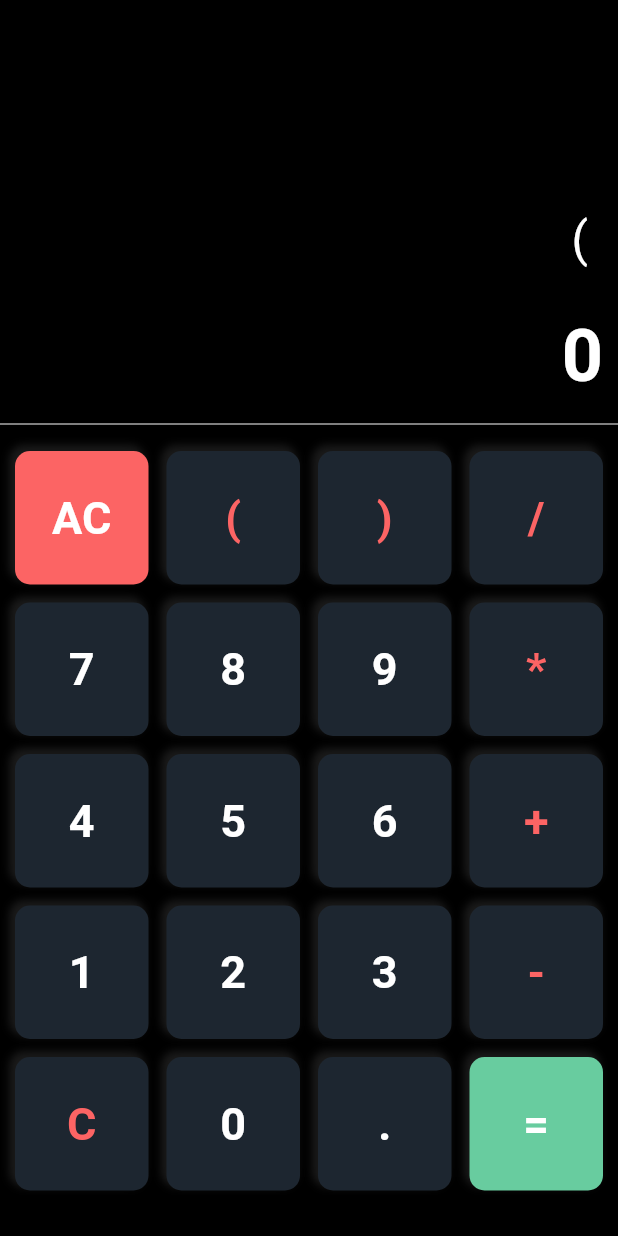
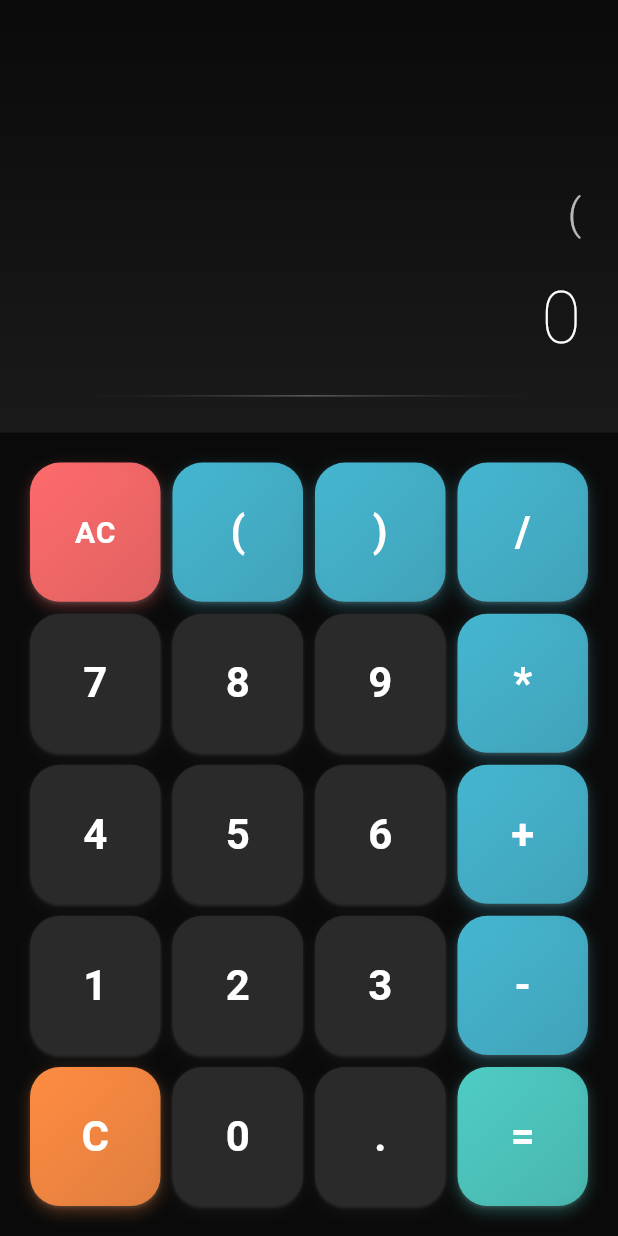
Before and after one commit to paapacobbold/EasyCalc_calculator_app-fluttter, a Flutter app: the screen it shows after launch, after a tap on an icon or button, on a phone screen of 412 x 824 dp. Run offline on Flutter 3.47's test engine with Material 2 defaults, Android fonts, the phone set to English and light mode, and no system bars; our stand-ins replace math_expressions.

Commit message:
Redesign calculator UI and improve button handling
Refactored the calculator to use a grid-based button layout, enhanced the UI with gradients and animations, and improved input handling logic. Added live calculation preview, better result formatting, and haptic feedback on button presses. Code now uses private state variables, separates display and button grid widgets, and introduces button type enums for cleaner styling and logic.

Co-Authored-By: paapacobbold <124475023+paapacobbold@users.noreply.github.com>

```diff
--- a/lib/calculator.dart
+++ b/lib/calculator.dart
@@ -1,4 +1,5 @@
 import 'package:flutter/material.dart';
+import 'package:flutter/services.dart';
 import 'package:math_expressions/math_expressions.dart';
 
 class Calculator extends StatefulWidget {
@@ -8,82 +9,130 @@ class Calculator extends StatefulWidget {
   State<Calculator> createState() => _CalculatorState();
 }
 
-class _CalculatorState extends State<Calculator> {
-  String userInput = "";
-  String result = "0";
-  List<String> buttonList = [
-    'AC',
-    '(',
-    ')',
-    '/',
-    '7',
-    '8',
-    '9',
-    '*',
-    '4',
-    '5',
-    '6',
-    '+',
-    '1',
-    '2',
-    '3',
-    '-',
-    'C',
-    '0',
-    '.',
-    '='
+class _CalculatorState extends State<Calculator> with TickerProviderStateMixin {
+  String _userInput = "";
+  String _result = "0";
+  bool _showResult = false;
+  late AnimationController _animationController;
+  late Animation<double> _fadeAnimation;
+
+  final List<List<String>> _buttonGrid = [
+    ['AC', '(', ')', '/'],
+    ['7', '8', '9', '*'],
+    ['4', '5', '6', '+'],
+    ['1', '2', '3', '-'],
+    ['C', '0', '.', '=']
   ];
+
+  @override
+  void initState() {
+    super.initState();
+    _animationController = AnimationController(
+      duration: const Duration(milliseconds: 300),
+      vsync: this,
+    );
+    _fadeAnimation = Tween<double>(
+      begin: 0.0,
+      end: 1.0,
+    ).animate(CurvedAnimation(
+      parent: _animationController,
+      curve: Curves.easeInOut,
+    ));
+  }
+
+  @override
+  void dispose() {
+    _animationController.dispose();
+    super.dispose();
+  }
+
   @override
   Widget build(BuildContext context) {
     return Scaffold(
-      backgroundColor: Colors.black,
-      body: Column(
+      backgroundColor: const Color(0xFF0A0A0A),
+      body: SafeArea(
+        child: Column(
           children: [
-          SizedBox(
-            height: MediaQuery.of(context).size.height / 3,
+            _buildDisplay(),
+            _buildButtonGrid(),
+          ],
+        ),
+      ),
+    );
+  }
+
+  Widget _buildDisplay() {
+    return Container(
+      height: MediaQuery.of(context).size.height * 0.35,
+      padding: const EdgeInsets.all(24),
+      decoration: const BoxDecoration(
+        gradient: LinearGradient(
+          begin: Alignment.topCenter,
+          end: Alignment.bottomCenter,
+          colors: [
+            Color(0xFF0A0A0A),
+            Color(0xFF1A1A1A),
+          ],
+        ),
+      ),
       child: Column(
         mainAxisAlignment: MainAxisAlignment.end,
+        crossAxisAlignment: CrossAxisAlignment.end,
         children: [
+          // Input expression
           Container(
-                  padding: const EdgeInsets.all(20),
-                  alignment: Alignment.centerRight,
+            width: double.infinity,
+            padding: const EdgeInsets.symmetric(vertical: 8),
+            child: SingleChildScrollView(
+              scrollDirection: Axis.horizontal,
+              reverse: true,
               child: Text(
-                    userInput,
-                    style: const TextStyle(
-                      fontSize: 32,
-                      color: Colors.white,
+                _userInput.isEmpty ? "0" : _userInput,
+                style: TextStyle(
+                  fontSize: 28,
+                  color: Colors.white.withOpacity(0.7),
+                  fontWeight: FontWeight.w300,
+                  letterSpacing: 1.2,
+                ),
+                textAlign: TextAlign.right,
               ),
             ),
           ),
+          const SizedBox(height: 8),
+          // Result
           Container(
-                  padding: const EdgeInsets.all(10),
-                  alignment: Alignment.centerRight,
+            width: double.infinity,
+            padding: const EdgeInsets.symmetric(vertical: 8),
+            child: SingleChildScrollView(
+              scrollDirection: Axis.horizontal,
+              reverse: true,
+              child: AnimatedSwitcher(
+                duration: const Duration(milliseconds: 300),
                 child: Text(
-                    result,
+                  _result,
+                  key: ValueKey(_result),
                   style: const TextStyle(
                     fontSize: 48,
                     color: Colors.white,
-                        fontWeight: FontWeight.bold),
+                    fontWeight: FontWeight.w200,
+                    letterSpacing: 1.5,
+                  ),
+                  textAlign: TextAlign.right,
                 ),
               ),
+            ),
+          ),
+          const SizedBox(height: 16),
+          Container(
+            height: 1,
+            decoration: BoxDecoration(
+              gradient: LinearGradient(
+                colors: [
+                  Colors.transparent,
+                  Colors.white.withOpacity(0.3),
+                  Colors.transparent,
                 ],
               ),
-          ),
-          const Divider(
-            color: Colors.white,
-          ),
-          Expanded(
-            child: Container(
-              padding: const EdgeInsets.all(10),
-              child: GridView.builder(
-                  itemCount: buttonList.length,
-                  gridDelegate: const SliverGridDelegateWithFixedCrossAxisCount(
-                      crossAxisCount: 4,
-                      crossAxisSpacing: 12,
-                      mainAxisSpacing: 12),
-                  itemBuilder: (BuildContext context, int index) {
-                    return customButton(buttonList[index]);
-                  }),
             ),
           ),
         ],
@@ -91,24 +140,61 @@ class _CalculatorState extends State<Calculator> {
     );
   }
 
-  Widget customButton(String text) {
-    return InkWell(
-      splashColor: Colors.black,
-      onTap: () {
-        setState(() {
-          handleButtons(text);
-        });
-      },
-      child: Ink(
+  Widget _buildButtonGrid() {
+    return Expanded(
+      child: Container(
+        padding: const EdgeInsets.all(16),
+        child: Column(
+          children: _buttonGrid.map((row) {
+            return Expanded(
+              child: Row(
+                children: row.map((buttonText) {
+                  return Expanded(
+                    child: Container(
+                      margin: const EdgeInsets.all(4),
+                      child: _buildButton(buttonText),
+                    ),
+                  );
+                }).toList(),
+              ),
+            );
+          }).toList(),
+        ),
+      ),
+    );
+  }
+
+  Widget _buildButton(String text) {
+    final buttonType = _getButtonType(text);
+
+    return Material(
+      color: Colors.transparent,
+      child: InkWell(
+        onTap: () => _handleButtonPress(text),
+        borderRadius: BorderRadius.circular(20),
+        splashColor: _getButtonColor(buttonType).withOpacity(0.3),
+        highlightColor: _getButtonColor(buttonType).withOpacity(0.1),
+        child: Container(
           decoration: BoxDecoration(
-          color: getBgColor(text),
-          borderRadius: BorderRadius.circular(10),
+            gradient: LinearGradient(
+              begin: Alignment.topLeft,
+              end: Alignment.bottomRight,
+              colors: [
+                _getButtonColor(buttonType),
+                _getButtonColor(buttonType).withOpacity(0.8),
+              ],
+            ),
+            borderRadius: BorderRadius.circular(20),
             boxShadow: [
               BoxShadow(
+                color: _getButtonColor(buttonType).withOpacity(0.3),
+                blurRadius: 8,
+                offset: const Offset(0, 4),
+              ),
+              BoxShadow(
                 color: Colors.white.withOpacity(0.1),
-              blurRadius: 4,
-              spreadRadius: 0.5,
-              offset: const Offset(-3, -3),
+                blurRadius: 1,
+                offset: const Offset(0, 1),
               ),
             ],
           ),
@@ -116,9 +202,11 @@ class _CalculatorState extends State<Calculator> {
             child: Text(
               text,
               style: TextStyle(
-              fontSize: 30,
-              fontWeight: FontWeight.bold,
-              color: getColor(text),
+                fontSize: _getFontSize(text),
+                fontWeight: FontWeight.w600,
+                color: _getTextColor(buttonType),
+                letterSpacing: 0.5,
+              ),
             ),
           ),
         ),
@@ -126,65 +214,161 @@ class _CalculatorState extends State<Calculator> {
     );
   }
 
-  getColor(String text) {
-    if (text == "/" ||
-        text == "*" ||
-        text == "+" ||
-        text == "-" ||
-        text == "C" ||
-        text == "(" ||
-        text == ")") {
-      return const Color.fromARGB(255, 252, 100, 100);
+  ButtonType _getButtonType(String text) {
+    switch (text) {
+      case 'AC':
+        return ButtonType.clear;
+      case '=':
+        return ButtonType.equals;
+      case '+':
+      case '-':
+      case '*':
+      case '/':
+      case '(':
+      case ')':
+        return ButtonType.operator;
+      case 'C':
+        return ButtonType.backspace;
+      default:
+        return ButtonType.number;
     }
+  }
+
+  Color _getButtonColor(ButtonType type) {
+    switch (type) {
+      case ButtonType.clear:
+        return const Color(0xFFFF6B6B);
+      case ButtonType.equals:
+        return const Color(0xFF4ECDC4);
+      case ButtonType.operator:
+        return const Color(0xFF45B7D1);
+      case ButtonType.backspace:
+        return const Color(0xFFFF8C42);
+      case ButtonType.number:
+        return const Color(0xFF2A2A2A);
+    }
+  }
+
+  Color _getTextColor(ButtonType type) {
+    switch (type) {
+      case ButtonType.number:
+        return Colors.white;
+      default:
         return Colors.white;
     }
-
-  getBgColor(String text) {
-    if (text == "AC") {
-      return const Color.fromARGB(255, 252, 100, 100);
-    }
-    if (text == "=") {
-      return const Color.fromARGB(255, 104, 204, 159);
-    }
-    return const Color(0xFF1d2630);
   }
 
-  handleButtons(String text) {
-    if (text == "AC") {
-      userInput = "";
-      result = "0";
-      return;
+  double _getFontSize(String text) {
+    if (text == 'AC') return 20;
+    if (text.length > 1) return 24;
+    return 28;
   }
-    if (text == "C") {
-      if (userInput.isNotEmpty) {
-        userInput = userInput.substring(0, userInput.length - 1);
-        return;
+
+  void _handleButtonPress(String text) {
+    HapticFeedback.lightImpact();
+
+    setState(() {
+      switch (text) {
+        case "AC":
+          _userInput = "";
+          _result = "0";
+          _showResult = false;
+          break;
+        case "C":
+          _handleBackspace();
+          break;
+        case "=":
+          _handleEquals();
+          break;
+        default:
+          _handleInput(text);
+          break;
+      }
+    });
+  }
+
+  void _handleBackspace() {
+    if (_userInput.isNotEmpty) {
+      _userInput = _userInput.substring(0, _userInput.length - 1);
+      if (_userInput.isEmpty) {
+        _result = "0";
       } else {
-        return null;
+        _result = _calculate(_userInput);
       }
     }
-    if (text == "=") {
-      result = calculate();
-      userInput = result;
-      if (userInput.endsWith(".0")) {
-        userInput = userInput.replaceAll(".0", "");
+  }
 
+  void _handleEquals() {
+    if (_userInput.isNotEmpty) {
+      final calculatedResult = _calculate(_userInput);
+      _result = calculatedResult;
+      _userInput = calculatedResult;
+      _showResult = true;
+
+      // Clean up decimal display
+      if (_userInput.endsWith(".0")) {
+        _userInput = _userInput.replaceAll(".0", "");
       }
-      if (result.endsWith(".0")) {
-        result = result.replaceAll(".0", "");
-        return;
+      if (_result.endsWith(".0")) {
+        _result = _result.replaceAll(".0", "");
       }
     }
-    userInput = userInput + text;
   }
 
-  String calculate() {
+  void _handleInput(String text) {
+    // If we just showed a result, start fresh with operators or replace with numbers
+    if (_showResult) {
+      if (_isOperator(text)) {
+        _userInput = _result + text;
+      } else {
+        _userInput = text;
+      }
+      _showResult = false;
+    } else {
+      _userInput += text;
+    }
+
+    // Live calculation for preview
+    if (_userInput.isNotEmpty && !_userInput.endsWith(text) || !_isOperator(text)) {
+      _result = _calculate(_userInput);
+    }
+  }
+
+  bool _isOperator(String text) {
+    return ['+', '-', '*', '/', '(', ')'].contains(text);
+  }
+
+  String _calculate(String expression) {
     try {
-      var exp = Parser().parse(userInput);
-      var evaluation = exp.evaluate(EvaluationType.REAL, ContextModel());
-      return evaluation.toString();
+      if (expression.isEmpty) return "0";
+
+      // Handle edge cases
+      if (expression.endsWith('+') ||
+          expression.endsWith('-') ||
+          expression.endsWith('*') ||
+          expression.endsWith('/')) {
+        return _result; // Return previous result if expression ends with operator
+      }
+
+      final exp = Parser().parse(expression);
+      final evaluation = exp.evaluate(EvaluationType.REAL, ContextModel());
+
+      // Format the result
+      if (evaluation == evaluation.toInt()) {
+        return evaluation.toInt().toString();
+      } else {
+        return evaluation.toStringAsFixed(8).replaceAll(RegExp(r'0*$'), '').replaceAll(RegExp(r'\.$'), '');
+      }
     } catch (e) {
       return "Error";
     }
   }
 }
+
+enum ButtonType {
+  number,
+  operator,
+  equals,
+  clear,
+  backspace,
+}
```
Lines whose indentation alone changed are shown as unchanged.
